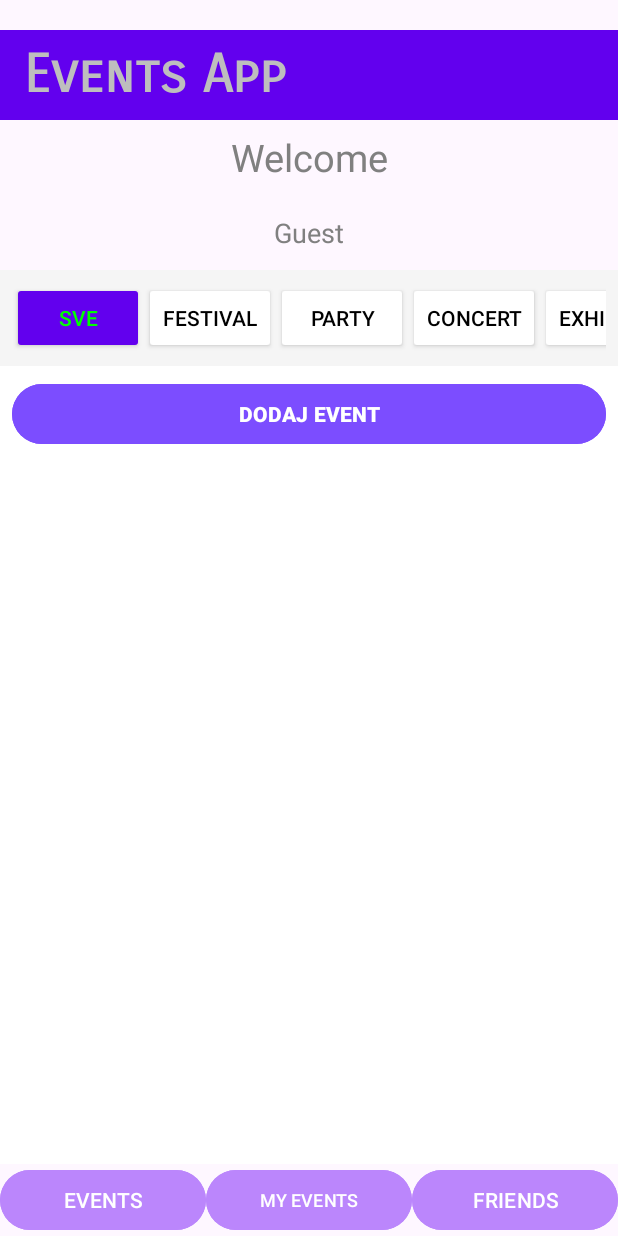
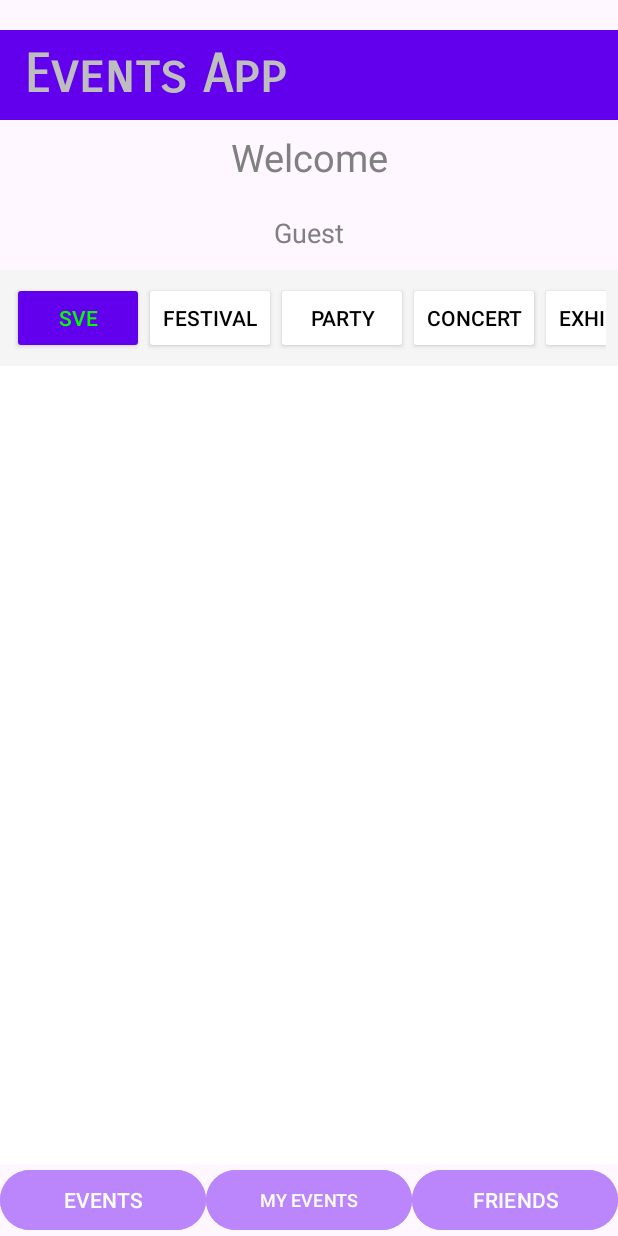
Before and after one commit to marijase/EventApp, an Android app: the EventsFragment screen opened directly, with no data from a screen before it, after a tap on "SVE", on a phone screen of 412 x 824 dp. Run offline under Robolectric (Android 15) with nearby library versions, the phone set to English and light mode, and no system bars.

Commit message:
Commit 4.7 (admin - create event)

```diff
--- a/app/src/main/java/marija/sekulic/eventsapp/EventsFragment.java
+++ b/app/src/main/java/marija/sekulic/eventsapp/EventsFragment.java
@@ -1,6 +1,8 @@
 package marija.sekulic.eventsapp;
 
+import android.content.Context; // Potrebno za MODE_PRIVATE
 import android.content.Intent;
+import android.content.SharedPreferences; // Potrebno za SharedPreferences
 import android.graphics.Color;
 import android.os.Bundle;
 import androidx.fragment.app.Fragment;
@@ -18,7 +20,6 @@ public class EventsFragment extends Fragment {
 
     private EventAdapter adapter;
     private List<Button> categoryButtons = new ArrayList<>();
-    // greska: categoryButtons may be final
     private EventDAO eventDAO;
 
     public EventsFragment() {}
@@ -28,25 +29,39 @@ public class EventsFragment extends Fragment {
         View view = inflater.inflate(R.layout.fragment_events, container, false);
         RecyclerView recyclerView = view.findViewById(R.id.recycler_view_events);
         recyclerView.setLayoutManager(new LinearLayoutManager(getContext()));
-        // Inicijalizujemo listu dugmadi i radnika za bazu
+
         categoryButtons = new ArrayList<>();
         eventDAO = new EventDAO(getContext());
 
         adapter = new EventAdapter(event -> {
             Intent intent = new Intent(getActivity(), EventDetailsActivity.class);
-                intent.putExtra("EVENT_ID", event.getId());
+            intent.putExtra("EVENT_ID", event.getId());
             startActivity(intent);
         });
         recyclerView.setAdapter(adapter);
 
+        // ===== KONTROLA VIDLJIVOSTI DUGMETA "DODAJ EVENT" =====
         Button btnAddEvent = view.findViewById(R.id.btn_add_event);
+
+        if (getContext() != null) {
+            // Otvaramo SharedPreferences koji je LoginActivity napunio
+            SharedPreferences sp = getContext().getSharedPreferences("UserData", Context.MODE_PRIVATE);
+            // Izvlačimo da li je admin (podrazumevano je false ako ne nađe ključ)
+            boolean isAdmin = sp.getBoolean("current_is_admin", false);
+
+            if (isAdmin) {
+                btnAddEvent.setVisibility(View.VISIBLE); // Prikaži dugme ako je admin
+            } else {
+                btnAddEvent.setVisibility(View.GONE);    // Potpuno ukloni dugme ako nije admin
+            }
+        }
+
         btnAddEvent.setOnClickListener(v -> {
             Intent intent = new Intent(getActivity(), CreateEventActivity.class);
-            // greska: can't resolve symbol CreateEventActivity
             startActivity(intent);
         });
 
-        // filtriranje
+        // Filtriranje
         LinearLayout categoryContainer = view.findViewById(R.id.categories_container);
         setupCategories(categoryContainer);
 
@@ -55,7 +70,9 @@ public class EventsFragment extends Fragment {
 
         return view;
     }
+
     private String aktivnaKategorija = "SVE";
+
     private void setupCategories(LinearLayout container) {
         String[] categories = {"SVE", "FESTIVAL", "PARTY", "CONCERT", "EXHIBITION", "STAND-UP & THEATER"};
 
@@ -68,15 +85,16 @@ public class EventsFragment extends Fragment {
             btn.setAllCaps(true);
 
             btn.setOnClickListener(v -> {
-                aktivnaKategorija = cat; // ← dodato
+                aktivnaKategorija = cat;
                 updateList(cat);
                 highlightActiveButton(btn);
             });
             container.addView(btn);
             categoryButtons.add(btn);
         }
-            highlightActiveButton(categoryButtons.get(0));
+        highlightActiveButton(categoryButtons.get(0));
     }
+
     @Override
     public void onResume() {
         super.onResume();
@@ -85,7 +103,6 @@ public class EventsFragment extends Fragment {
 
     private void updateList(String category) {
         if (eventDAO != null) {
-            // Podatke povlačimo direktno iz SQLite baze podataka
             List<Event> listaIzBaze = eventDAO.getEventsByCategory(category);
             adapter.setEvents(listaIzBaze);
         }
@@ -93,14 +110,12 @@ public class EventsFragment extends Fragment {
 
     private void highlightActiveButton(Button activeBtn) {
         for (Button b : categoryButtons) {
-            b.setBackgroundTintList(null); // Reset boje pozadine
+            b.setBackgroundTintList(null);
             b.setTextColor(Color.BLACK);
         }
-        // greska: method invocation getColorStateList may produce nullpointerexception
-        if (getContext()!=null){
+        if (getContext() != null) {
             activeBtn.setBackgroundTintList(getContext().getColorStateList(R.color.ljubicasta_tamnija));
             activeBtn.setTextColor(Color.GREEN);
         }
-
     }
 }
```
